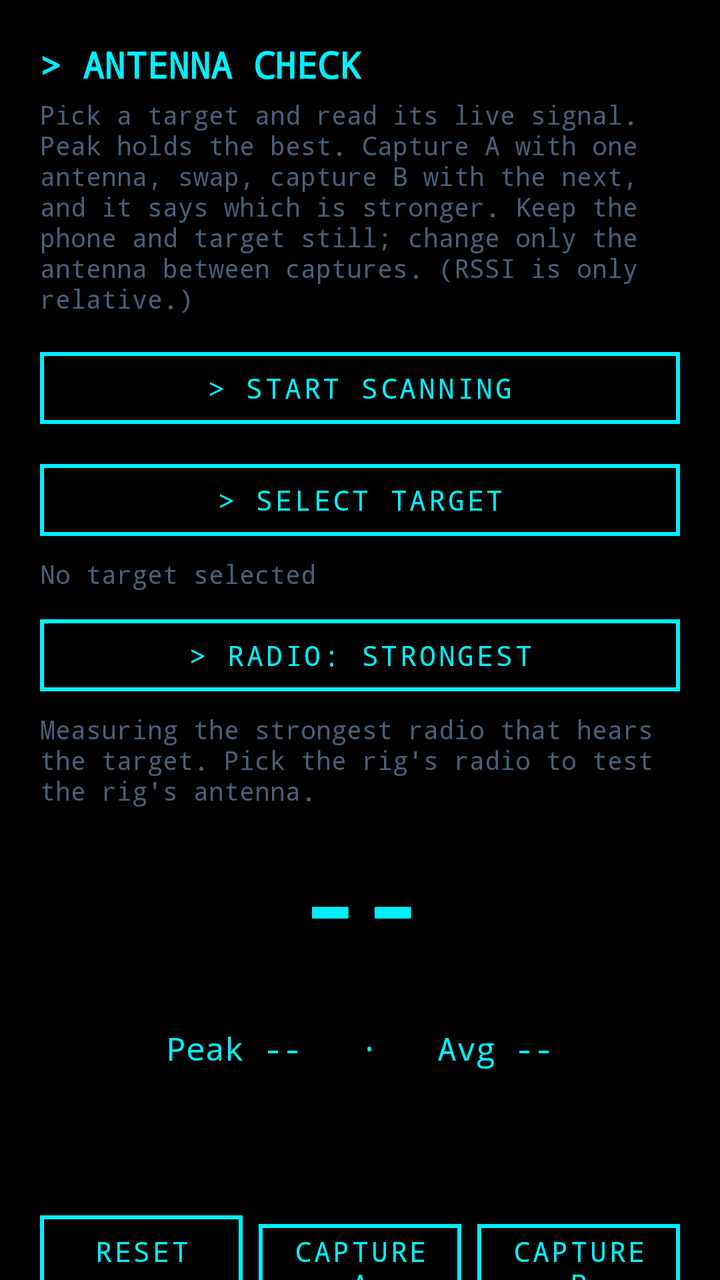
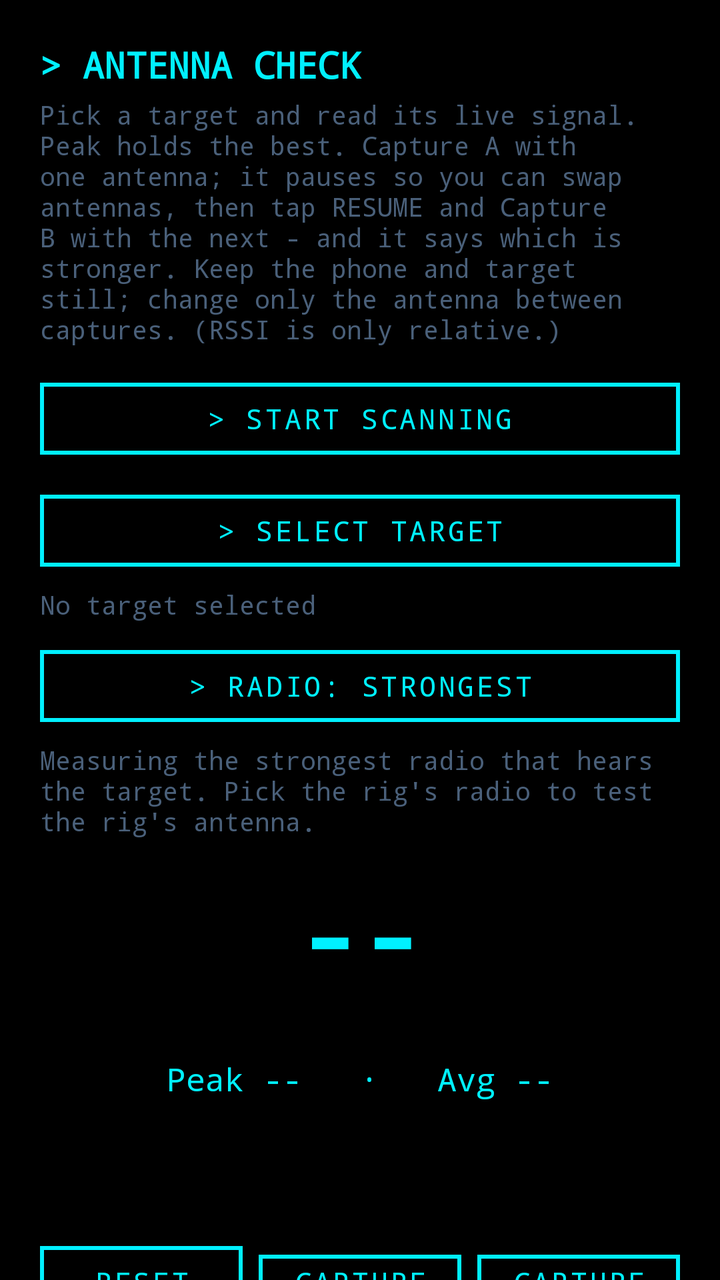

An Android layout rendered at two revisions. The XML below is the earlier revision; the diff shows what the commit changed to produce the second picture.
<!-- AndroidManifest.xml: application theme Theme.WardriveBridge -->
<!-- res/layout/activity_antenna.xml -->
<?xml version="1.0" encoding="utf-8"?>
<ScrollView xmlns:android="http://schemas.android.com/apk/res/android"
    android:layout_width="match_parent"
    android:layout_height="match_parent"
    android:background="@color/background"
    android:fillViewport="true">

    <LinearLayout
        android:layout_width="match_parent"
        android:layout_height="wrap_content"
        android:orientation="vertical"
        android:padding="20dp">

        <TextView
            android:layout_width="match_parent"
            android:layout_height="wrap_content"
            android:text="&gt; ANTENNA CHECK"
            android:textColor="@color/cyan_500"
            android:textSize="18sp"
            android:textStyle="bold"
            android:paddingBottom="4dp" />

        <TextView
            android:layout_width="match_parent"
            android:layout_height="wrap_content"
            android:text="Pick a target and read its live signal. Peak holds the best. Capture A with one antenna, swap, capture B with the next, and it says which is stronger. Keep the phone and target still; change only the antenna between captures. (RSSI is only relative.)"
            android:textColor="@color/text_secondary"
            android:textSize="13sp"
            android:paddingBottom="12dp" />

        <Button
            android:id="@+id/antScanButton"
            android:layout_width="match_parent"
            android:layout_height="wrap_content"
            android:text="&gt; START SCANNING"
            android:layout_marginBottom="8dp" />

        <Button
            android:id="@+id/antTargetButton"
            android:layout_width="match_parent"
            android:layout_height="wrap_content"
            android:text="&gt; SELECT TARGET" />

        <TextView
            android:id="@+id/antTargetLabel"
            android:layout_width="match_parent"
            android:layout_height="wrap_content"
            android:text="No target selected"
            android:textColor="@color/text_secondary"
            android:textSize="13sp"
            android:layout_marginTop="4dp"
            android:layout_marginBottom="8dp" />

        <Button
            android:id="@+id/antSourceButton"
            android:layout_width="match_parent"
            android:layout_height="wrap_content"
            android:text="&gt; RADIO: STRONGEST" />

        <TextView
            android:id="@+id/antSourceLabel"
            android:layout_width="match_parent"
            android:layout_height="wrap_content"
            android:text="Measuring the strongest radio that hears the target. Pick the rig's radio to test the rig's antenna."
            android:textColor="@color/text_secondary"
            android:textSize="13sp"
            android:layout_marginTop="4dp"
            android:layout_marginBottom="12dp" />

        <TextView
            android:id="@+id/antRssi"
            android:layout_width="match_parent"
            android:layout_height="wrap_content"
            android:gravity="center"
            android:textColor="@color/cyan_500"
            android:textSize="52sp"
            android:textStyle="bold"
            android:text="--" />

        <ProgressBar
            android:id="@+id/antBar"
            style="?android:attr/progressBarStyleHorizontal"
            android:layout_width="match_parent"
            android:layout_height="wrap_content"
            android:max="100"
            android:progress="0"
            android:layout_marginTop="4dp"
            android:layout_marginBottom="8dp" />

        <TextView
            android:id="@+id/antStats"
            android:layout_width="match_parent"
            android:layout_height="wrap_content"
            android:gravity="center"
            android:textColor="@color/text_primary"
            android:textSize="16sp"
            android:text="Peak --   ·   Avg --" />

        <TextView
            android:id="@+id/antSources"
            android:layout_width="match_parent"
            android:layout_height="wrap_content"
            android:gravity="center"
            android:textColor="@color/text_secondary"
            android:textSize="12sp"
            android:layout_marginTop="6dp"
            android:text="" />

        <TextView
            android:id="@+id/antCompare"
            android:layout_width="match_parent"
            android:layout_height="wrap_content"
            android:gravity="center"
            android:textColor="@color/amber_warning"
            android:textSize="15sp"
            android:textStyle="bold"
            android:layout_marginTop="12dp"
            android:text="" />

        <LinearLayout
            android:layout_width="match_parent"
            android:layout_height="wrap_content"
            android:orientation="horizontal"
            android:layout_marginTop="12dp">

            <Button
                android:id="@+id/antResetButton"
                android:layout_width="0dp"
                android:layout_weight="1"
                android:layout_height="wrap_content"
                android:layout_marginEnd="4dp"
                android:text="RESET" />

            <Button
                android:id="@+id/antCaptureAButton"
                android:layout_width="0dp"
                android:layout_weight="1"
                android:layout_height="wrap_content"
                android:layout_marginStart="4dp"
                android:layout_marginEnd="4dp"
                android:text="CAPTURE A" />

            <Button
                android:id="@+id/antCaptureBButton"
                android:layout_width="0dp"
                android:layout_weight="1"
                android:layout_height="wrap_content"
                android:layout_marginStart="4dp"
                android:text="CAPTURE B" />
        </LinearLayout>
    </LinearLayout>
</ScrollView>
<!-- resources referenced by this layout -->
<resources>
  <color name="amber_warning">#FFB000</color>
  <color name="background">#000000</color>
  <color name="cyan_500">#00F0FF</color>
  <color name="text_primary">#00F0FF</color>
  <color name="text_secondary">#4A607A</color>
  <style name="Theme.WardriveBridge" parent="Theme.MaterialComponents.DayNight.NoActionBar">
          <item name="colorPrimary">@color/cyan_500</item>
          <item name="colorPrimaryDark">@color/pure_black</item>
          <item name="colorAccent">@color/cyan_500</item>
          <item name="android:windowBackground">@color/background</item>
          
          <item name="android:textViewStyle">@style/TacticalTextView</item>
          <item name="buttonStyle">@style/TacticalButton</item>
          <item name="materialButtonStyle">@style/TacticalButton</item>
          <item name="android:editTextStyle">@style/TacticalEditText</item>
      </style>
  <color name="pure_black">#000000</color>
  <style name="TacticalTextView" parent="android:Widget.TextView">
          <item name="android:fontFamily">monospace</item>
          <item name="android:typeface">monospace</item>
      </style>
  <style name="TacticalButton" parent="Widget.MaterialComponents.Button.OutlinedButton">
          <item name="android:fontFamily">monospace</item>
          <item name="android:typeface">monospace</item>
          <item name="android:textAllCaps">true</item>
          <item name="android:textColor">@color/cyan_500</item>
          <item name="strokeColor">@color/cyan_500</item>
          <item name="strokeWidth">2dp</item>
          <item name="cornerRadius">0dp</item>
          <item name="rippleColor">@color/cyan_500</item>
          <item name="android:elevation">0dp</item>
          <item name="android:stateListAnimator">@null</item>
      </style>
  <style name="TacticalEditText" parent="android:Widget.EditText">
          <item name="android:fontFamily">monospace</item>
          <item name="android:typeface">monospace</item>
          <item name="android:textColor">@color/text_primary</item>
          <item name="android:textColorHint">@color/text_secondary</item>
      </style>
</resources>

<!-- the commit's change to res/layout/activity_antenna.xml (unified diff, before → after) -->
@@ -23,7 +23,7 @@
         <TextView
             android:layout_width="match_parent"
             android:layout_height="wrap_content"
-            android:text="Pick a target and read its live signal. Peak holds the best. Capture A with one antenna, swap, capture B with the next, and it says which is stronger. Keep the phone and target still; change only the antenna between captures. (RSSI is only relative.)"
+            android:text="Pick a target and read its live signal. Peak holds the best. Capture A with one antenna; it pauses so you can swap antennas, then tap RESUME and Capture B with the next - and it says which is stronger. Keep the phone and target still; change only the antenna between captures. (RSSI is only relative.)"
             android:textColor="@color/text_secondary"
             android:textSize="13sp"
             android:paddingBottom="12dp" />
@@ -148,5 +148,13 @@
                 android:layout_marginStart="4dp"
                 android:text="CAPTURE B" />
         </LinearLayout>
+
+        <Button
+            android:id="@+id/antResumeButton"
+            android:layout_width="match_parent"
+            android:layout_height="wrap_content"
+            android:layout_marginTop="8dp"
+            android:visibility="gone"
+            android:text="▶ ANTENNA SWAPPED — RESUME" />
     </LinearLayout>
 </ScrollView>
